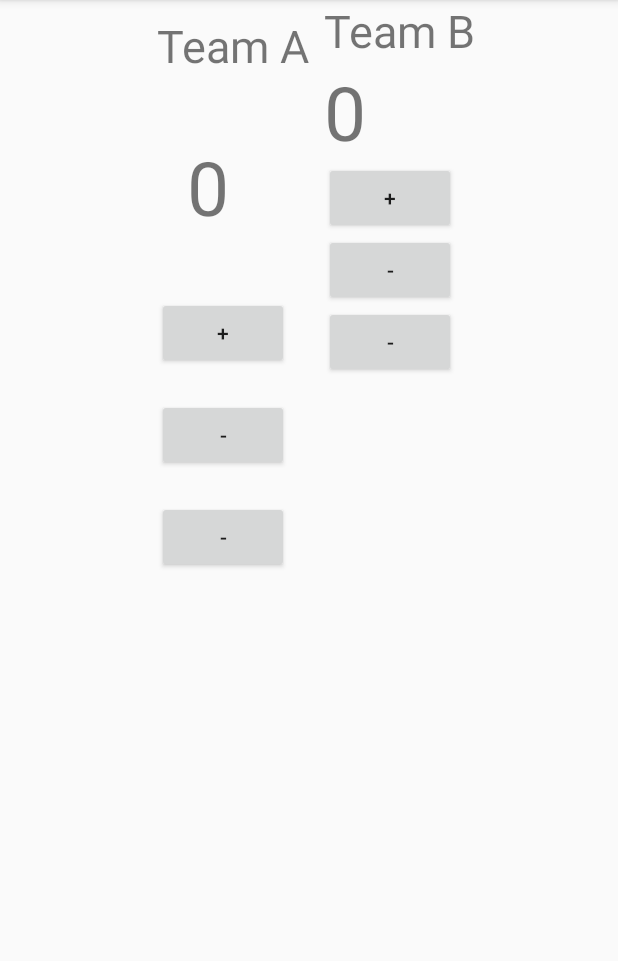
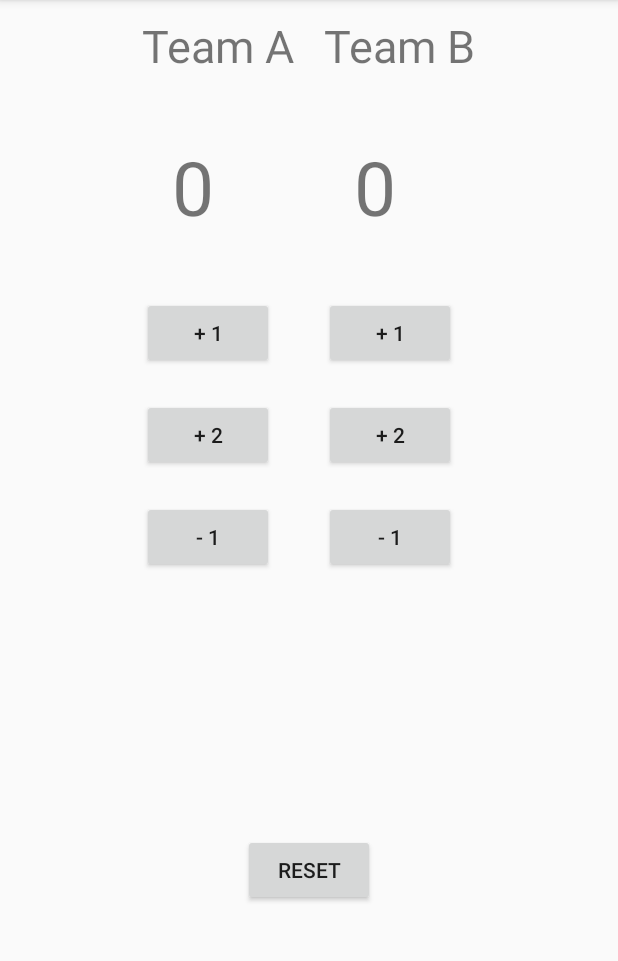
Before and after one commit to syangtm/sports, an Android app: the screen it shows after launch (MainActivity), on a phone screen of 412 x 824 dp, the part 84-1045 px from its top. Run offline under Robolectric (Android 15) with nearby library versions, the phone set to English and light mode, and no system bars.

Commit message:
Add files via upload

```diff
--- a/app/src/main/res/layout/activity_main.xml
+++ b/app/src/main/res/layout/activity_main.xml
@@ -5,10 +5,15 @@
     android:layout_width="match_parent"
     android:layout_height="match_parent"
     tools:context=".MainActivity">
-
     <LinearLayout
         android:layout_width="match_parent"
         android:layout_height="match_parent"
+        android:orientation="vertical"
+        android:gravity="center_horizontal">
+
+        <LinearLayout
+            android:layout_width="wrap_content"
+            android:layout_height="wrap_content"
             android:orientation="horizontal"
             android:gravity="center_horizontal">
 
@@ -16,6 +21,7 @@
                 android:layout_width="wrap_content"
                 android:layout_height="wrap_content"
                 android:orientation="vertical"
+                android:id="@+id/layout"
                 android:gravity="center">
                 <TextView
                     android:id="@+id/a"
@@ -32,7 +38,6 @@
                     android:layout_height="wrap_content"
                     android:layout_margin="30dp"
                     android:text="0"
-                android:onClick="increment"
                     android:textSize="50dp"/>
 
                 <Button
@@ -41,7 +46,8 @@
                     android:layout_width="wrap_content"
                     android:layout_height="wrap_content"
                     android:layout_margin="10dp"
-                android:text="+"/>
+                    android:onClick="incrementA1"
+                    android:text="+ 1"/>
 
                 <Button
                     android:id="@+id/atwo"
@@ -49,7 +55,8 @@
                     android:layout_width="wrap_content"
                     android:layout_height="wrap_content"
                     android:layout_margin="10dp"
-                android:text="-"/>
+                    android:onClick="incrementA2"
+                    android:text="+ 2"/>
 
                 <Button
                     android:id="@+id/aone"
@@ -57,7 +64,8 @@
                     android:layout_width="wrap_content"
                     android:layout_height="wrap_content"
                     android:layout_margin="10dp"
-                android:text="-"/>
+                    android:onClick="decrementA"
+                    android:text="- 1"/>
             </RelativeLayout>
 
             <RelativeLayout
@@ -69,6 +77,7 @@
                     android:id="@+id/b"
                     android:layout_width="wrap_content"
                     android:layout_height="wrap_content"
+                    android:layout_margin="10dp"
                     android:text="Team B"
                     android:gravity="center_horizontal"
                     android:textSize="30dp"/>
@@ -78,6 +87,7 @@
                     android:layout_below="@id/b"
                     android:layout_width="wrap_content"
                     android:layout_height="wrap_content"
+                    android:layout_margin="30dp"
                     android:text="0"
                     android:gravity="center_horizontal"
                     android:textSize="50dp"/>
@@ -87,22 +97,43 @@
                     android:layout_below="@id/bscore"
                     android:layout_width="wrap_content"
                     android:layout_height="wrap_content"
-                android:text="+"/>
+                    android:layout_margin="10dp"
+                    android:onClick="incrementB1"
+                    android:text="+ 1"/>
 
                 <Button
                     android:id="@+id/btwo"
                     android:layout_below="@id/bthree"
                     android:layout_width="wrap_content"
                     android:layout_height="wrap_content"
-                android:text="-"/>
+                    android:layout_margin="10dp"
+                    android:onClick="incrementB2"
+                    android:text="+ 2"/>
 
                 <Button
                     android:id="@+id/bone"
                     android:layout_below="@id/btwo"
                     android:layout_width="wrap_content"
                     android:layout_height="wrap_content"
-                android:text="-"/>
+                    android:layout_margin="10dp"
+                    android:onClick="decrementB"
+                    android:text="- 1"/>
             </RelativeLayout>
         </LinearLayout>
-
+    <RelativeLayout
+        android:layout_width="match_parent"
+        android:layout_height="match_parent"
+        android:orientation="vertical"
+        android:id="@+id/layout1"
+        android:layout_below="@id/layout"
+        android:gravity="center">
+        <Button
+            android:id="@+id/reset"
+            android:layout_width="wrap_content"
+            android:layout_height="wrap_content"
+            android:layout_margin="10dp"
+            android:onClick="reset"
+            android:text="RESET"/>
+        </RelativeLayout>
+    </LinearLayout>
 </android.support.constraint.ConstraintLayout>
```
Lines whose indentation alone changed are shown as unchanged.
